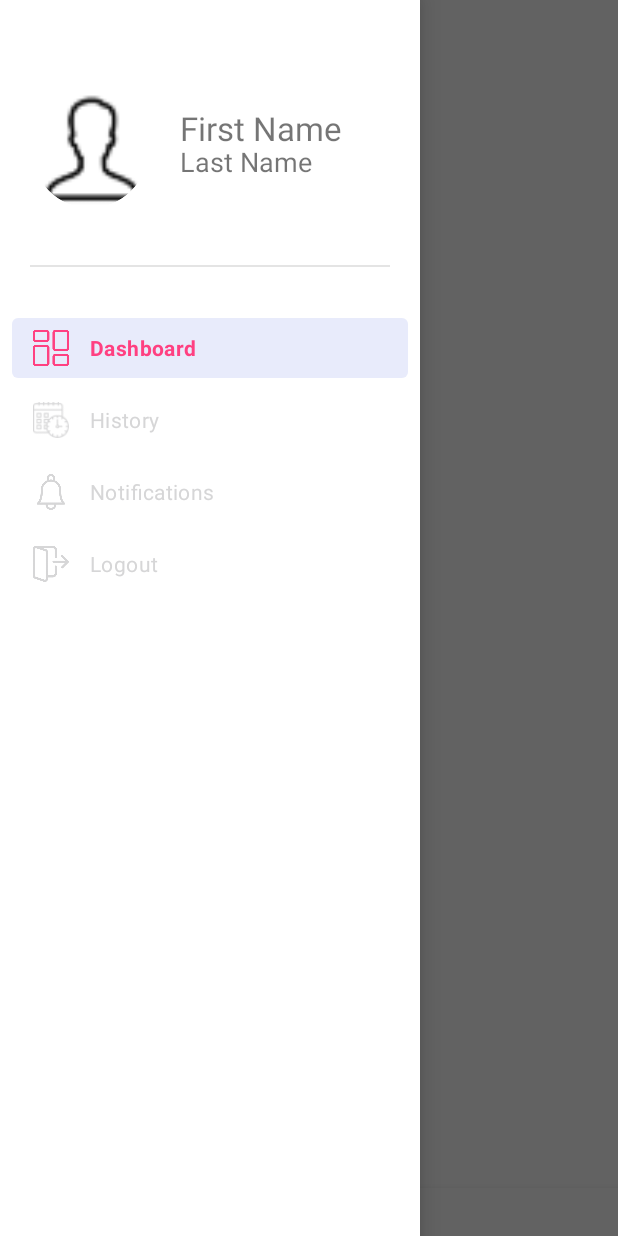
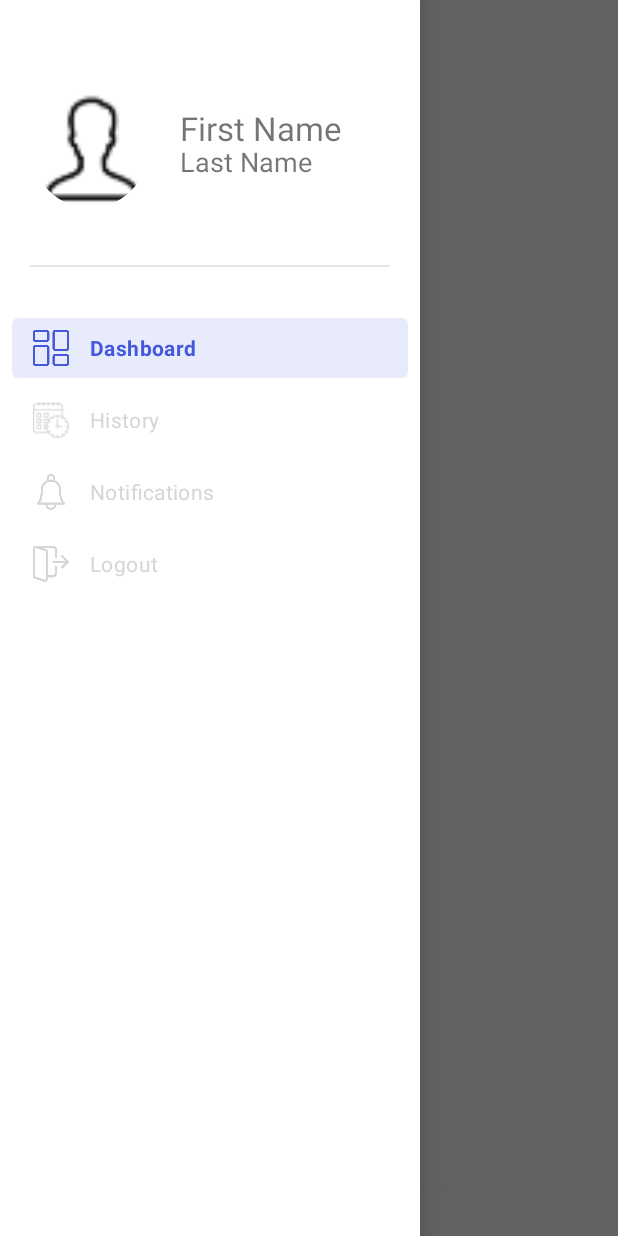
Before and after one commit to npapadopoulos/keys, an Android app: the Container screen opened directly, with no data from a screen before it, with the side drawer open, on a phone screen of 412 x 824 dp. Run offline under Robolectric (Android 15) with nearby library versions, the phone set to English and light mode, and no system bars; our stand-ins replace Firebase (no records; nobody signed in at launch, a user with empty details on screens opened directly); libraries missing offline, so code that uses them is left out: com.arlib.floatingsearchview, com.ismaeldivita.chipnavigation, com.mikhaellopez.circularimageview; plain views replace ChipNavigationBar, CircularImageView; Roboto replaces fonts that are not available here; 9 statements that could not run were skipped.

Commit message:
added dashboard basic component

```diff
--- a/app/build.gradle
+++ b/app/build.gradle
@@ -64,6 +64,7 @@ dependencies {
     annotationProcessor 'org.projectlombok:lombok:1.18.12'
     implementation 'androidmads.library.qrgenearator:QRGenearator:1.0.3'
     compile 'com.github.arimorty:floatingsearchview:2.1.1'
+    implementation 'com.github.PhilJay:MPAndroidChart:v3.1.0'
 
     //TODO https://github.com/Krupen/FabulousFilter
     //compile 'com.allattentionhere:fabulousfilter:0.0.5'
--- a/app/src/main/java/com/property/keys/fragments/Properties.java
+++ b/app/src/main/java/com/property/keys/fragments/Properties.java
@@ -64,7 +64,7 @@ public class Properties extends Fragment implements FirebaseAuth.AuthStateListen
     private static final String TAG = Properties.class.getSimpleName();
 
     @NonNull
-    protected static final Query propertiesQuery = FirebaseDatabase.getInstance().getReference().child("properties").orderByChild("deleted").equalTo(false).limitToLast(20);
+    protected static final Query propertiesQuery = FirebaseDatabase.getInstance().getReference().child("properties").orderByChild("deleted").equalTo(false);
     private FragmentPropertiesBinding binding;
 
     @Getter
--- a/app/src/main/java/com/property/keys/utils/Utils.java
+++ b/app/src/main/java/com/property/keys/utils/Utils.java
@@ -176,7 +176,7 @@ public class Utils {
 
     public static void updateFavourite(Activity activity, FloatingActionButton view, boolean liked) {
         if (liked) {
-            view.setBackgroundTintList(ColorStateList.valueOf(ContextCompat.getColor(activity, R.color.accentColor)));
+            view.setBackgroundTintList(ColorStateList.valueOf(ContextCompat.getColor(activity, R.color.pink)));
         } else {
             view.setBackgroundTintList(ColorStateList.valueOf(ContextCompat.getColor(activity, R.color.primaryColor)));
         }
--- a/app/src/main/res/drawable/drawer_menu_item_style.xml
+++ b/app/src/main/res/drawable/menu_item_style.xml
@@ -1,5 +1,5 @@
 <?xml version="1.0" encoding="utf-8"?>
 <selector xmlns:android="http://schemas.android.com/apk/res/android">
-    <item android:color="@color/accentColor" android:state_checked="true" />
+    <item android:color="@color/primaryColor" android:state_checked="true" />
     <item android:color="@color/black" />
 </selector>
--- a/app/src/main/res/layout/activity_add_property.xml
+++ b/app/src/main/res/layout/activity_add_property.xml
@@ -171,7 +171,6 @@
 
             <ProgressBar
                 android:id="@+id/progressBar"
-                style="@style/ProgressBar"
                 android:layout_width="wrap_content"
                 android:layout_height="wrap_content"
                 android:layout_gravity="bottom|center" />
--- a/app/src/main/res/layout/activity_container.xml
+++ b/app/src/main/res/layout/activity_container.xml
@@ -15,8 +15,8 @@
         android:layout_width="wrap_content"
         android:layout_height="match_parent"
         android:layout_gravity="start"
-        app:itemIconTint="@drawable/drawer_menu_item_style"
-        app:itemTextColor="@drawable/drawer_menu_item_style"
+        app:itemIconTint="@drawable/menu_item_style"
+        app:itemTextColor="@drawable/menu_item_style"
         app:headerLayout="@layout/left_menu_header"
         app:menu="@menu/left_navigation_menu" />
 
--- a/app/src/main/res/layout/activity_forgot_password.xml
+++ b/app/src/main/res/layout/activity_forgot_password.xml
@@ -70,7 +70,6 @@
 
     <ProgressBar
         android:id="@+id/progressBar"
-        style="@style/ProgressBar"
         android:layout_width="wrap_content"
         android:layout_height="wrap_content"
         android:layout_gravity="center" />
--- a/app/src/main/res/layout/activity_reset_password.xml
+++ b/app/src/main/res/layout/activity_reset_password.xml
@@ -92,7 +92,6 @@
 
         <ProgressBar
             android:id="@+id/progressBar"
-            style="@style/ProgressBar"
             android:layout_width="wrap_content"
             android:layout_height="wrap_content"
             android:layout_gravity="center" />
--- a/app/src/main/res/layout/activity_sign_up.xml
+++ b/app/src/main/res/layout/activity_sign_up.xml
@@ -161,7 +161,6 @@
 
         <ProgressBar
             android:id="@+id/progressBar"
-            style="@style/ProgressBar"
             android:layout_width="wrap_content"
             android:layout_height="wrap_content"
             android:layout_gravity="center"
--- a/app/src/main/res/layout/activity_signin.xml
+++ b/app/src/main/res/layout/activity_signin.xml
@@ -119,12 +119,10 @@
 
         <ProgressBar
             android:id="@+id/progressBar"
-            style="@style/ProgressBar"
             android:layout_width="wrap_content"
             android:layout_height="wrap_content"
             android:layout_gravity="center"
-            android:layout_marginBottom="20dp"
-            android:progressBackgroundTint="@color/white_50" />
+            android:layout_marginBottom="20dp" />
 
         <RelativeLayout
             android:id="@+id/footer"
--- a/app/src/main/res/layout/activity_verify.xml
+++ b/app/src/main/res/layout/activity_verify.xml
@@ -76,7 +76,6 @@
 
         <ProgressBar
             android:id="@+id/progressBar"
-            style="@style/ProgressBar"
             android:layout_width="wrap_content"
             android:layout_height="wrap_content"
             android:layout_gravity="center" />
--- a/app/src/main/res/menu/bottom_navigation_menu.xml
+++ b/app/src/main/res/menu/bottom_navigation_menu.xml
@@ -1,29 +1,40 @@
 <?xml version="1.0" encoding="utf-8"?>
-<menu xmlns:android="http://schemas.android.com/apk/res/android">
+<menu xmlns:android="http://schemas.android.com/apk/res/android"
+    xmlns:app="http://schemas.android.com/apk/res-auto">
 
     <item
         android:id="@+id/bottom_navigation_dashboard"
         android:enabled="true"
         android:icon="@drawable/dashboard"
-        android:title="@string/dashboard" />
+        android:title="@string/dashboard"
+        app:cnb_iconColor="@color/primaryColor"
+        app:cnb_textColor="@color/primaryColor" />
     <item
         android:id="@+id/bottom_navigation_properties"
         android:enabled="true"
         android:icon="@drawable/home_icon"
-        android:title="@string/properties" />
+        android:title="@string/properties"
+        app:cnb_iconColor="@color/primaryColor"
+        app:cnb_textColor="@color/primaryColor" />
     <item
         android:id="@+id/bottom_navigation_scanner"
         android:enabled="true"
         android:icon="@drawable/ic_code_scanner_auto_focus_off"
-        android:title="@string/scan" />
+        android:title="@string/scan"
+        app:cnb_iconColor="@color/primaryColor"
+        app:cnb_textColor="@color/primaryColor" />
     <item
         android:id="@+id/bottom_navigation_notification"
         android:enabled="true"
         android:icon="@drawable/notification"
-        android:title="@string/notifications" />
+        android:title="@string/notifications"
+        app:cnb_iconColor="@color/primaryColor"
+        app:cnb_textColor="@color/primaryColor" />
     <item
         android:id="@+id/bottom_navigation_profile"
         android:enabled="true"
         android:icon="@drawable/profile"
-        android:title="@string/profile" />
+        android:title="@string/profile"
+        app:cnb_iconColor="@color/primaryColor"
+        app:cnb_textColor="@color/primaryColor" />
 </menu>
--- a/app/src/main/res/values/colors.xml
+++ b/app/src/main/res/values/colors.xml
@@ -4,7 +4,7 @@
     <color name="primaryColor">#4458DB</color>
     <color name="primaryDarkColor">#4458DB</color>
 
-    <color name="accentColor">#FF4081</color>
+    <color name="pink">#FF4081</color>
     <color name="primaryTextColor">#212121</color>
     <color name="colorTransparent">#00000000</color>
     <color name="navigationBarColor">@color/colorGrey</color>
--- a/app/src/main/res/values/strings.xml
+++ b/app/src/main/res/values/strings.xml
@@ -1,5 +1,6 @@
 <resources>
     <string name="app_name">Keys</string>
+    <string name="dash">-</string>
     <string name="new_account_sign_up">Don\'t have an account? Sign Up</string>
     <string name="already_have_an_account_sign_in">Already have an account? Sign In</string>
     <string name="signIn">Sign In</string>
--- a/app/src/main/res/values/styles.xml
+++ b/app/src/main/res/values/styles.xml
@@ -31,10 +31,4 @@
         <item name="android:paddingBottom">24dp</item>
         <item name="android:orientation">vertical</item>
     </style>
-
-    <style name="ProgressBar" parent="Widget.AppCompat.ProgressBar">
-        <item name="colorFillColor">@color/primaryColor</item>
-        <item name="backgroundColor">@color/primaryColor</item>
-        <item name="colorAccent">@color/primaryColor</item>
-    </style>
 </resources>
--- a/app/src/main/res/values/theme.xml
+++ b/app/src/main/res/values/theme.xml
@@ -9,9 +9,9 @@
         <!--colorSecondary colors are most often used as accents on components, such as FABs and -->
         <!--selection controls.-->
         <item name="colorPrimary">@color/primaryColor</item>
-        <item name="colorSecondary">@color/secondaryColor</item>
+        <item name="colorSecondary">@color/primaryColor</item>
         <item name="colorPrimaryDark">@color/primaryDarkColor</item>
-        <item name="colorAccent">@color/accentColor</item>
+        <!--        <item name="colorAccent">@color/pink</item>-->
         <item name="android:navigationBarColor">@color/navigationBarColor</item>
         <!--colorBackground appears behind scrollable content and is used for the default window-->
         <!--background. colorSurface is mapped to the surface of components such as cards, sheets-->
@@ -21,7 +21,7 @@
         <item name="colorError">@color/red_600</item>
         <!--"On" colors define how text, icons and strokes are colored in relation to the surface-->
         <!--on which they appear.-->
-        <item name="colorOnPrimary">@color/secondaryColor</item>
+        <item name="colorOnPrimary">@color/white_50</item>
         <item name="colorOnSecondary">@color/white_50</item>
 
         <item name="android:windowContentTransitions">true</item>
```
Also changed, not shown: app/src/main/java/com/property/keys/fragments/Dashboard.java (+182 -4 lines), app/src/main/res/layout/fragment_dashboard.xml (+19 -0 lines).
